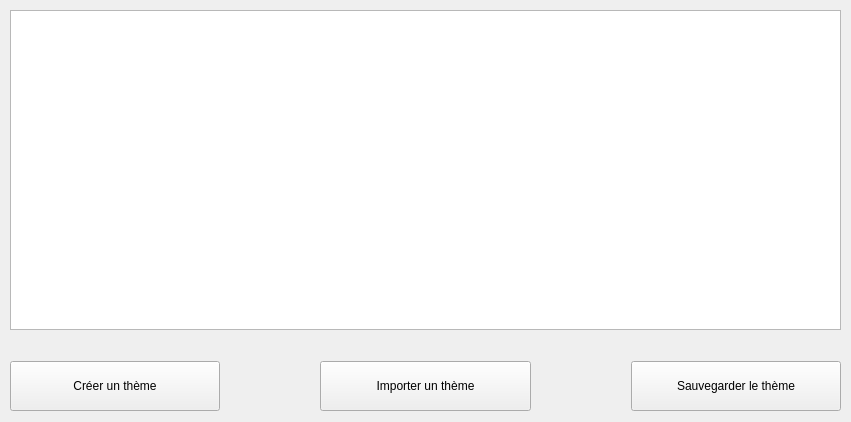
Qt form ui/home_page.ui (imanirajdoost/color-theme-manager) before a commit.
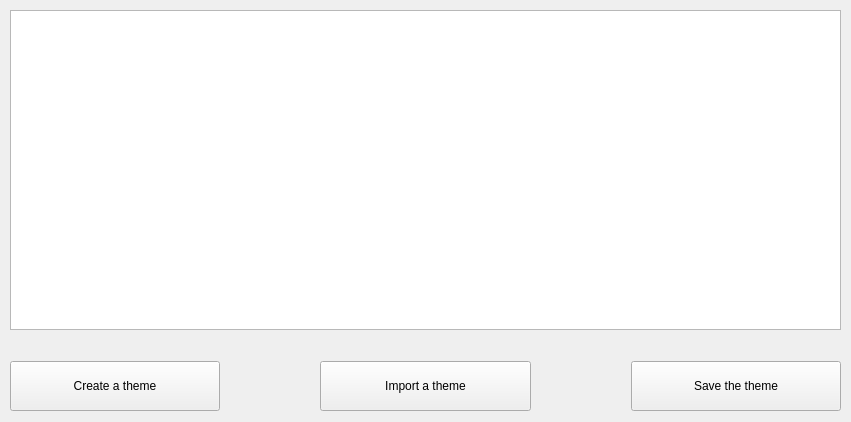
The same form after that commit.

```diff
--- a/ui/home_page.ui
+++ b/ui/home_page.ui
@@ -55,7 +55,7 @@
          </size>
         </property>
         <property name="text">
-         <string>Créer un thème</string>
+         <string>Create a theme</string>
         </property>
        </widget>
       </item>
@@ -74,7 +74,7 @@
          </size>
         </property>
         <property name="text">
-         <string>Importer un thème</string>
+         <string>Import a theme</string>
         </property>
        </widget>
       </item>
@@ -93,7 +93,7 @@
          </size>
         </property>
         <property name="text">
-         <string>Sauvegarder le thème</string>
+         <string>Save the theme</string>
         </property>
        </widget>
       </item>
```
